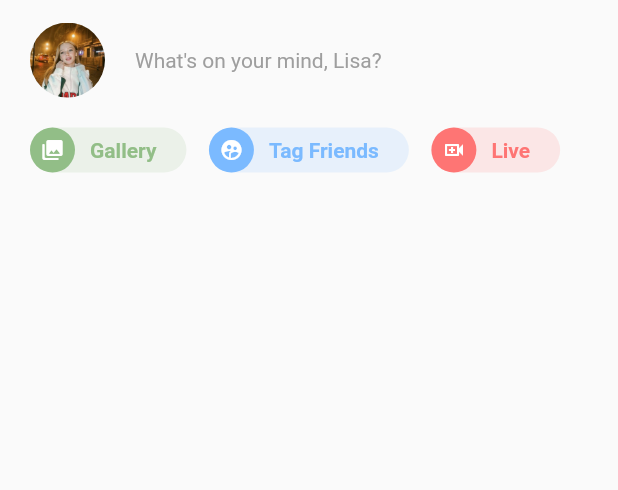
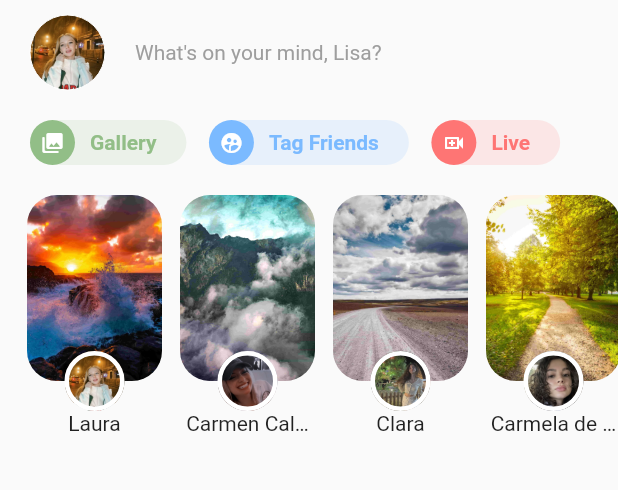
Before and after one commit to AleynDev/facebook-ui, a Flutter app: the screen it shows after launch, on a phone screen of 412 x 824 dp, the part 84-574 px from its top. Run offline on Flutter 3.47's test engine with Material 2 defaults, Android fonts, the phone set to English and light mode, and no system bars; our stand-ins replace device_preview, flutter_svg.

Commit message:
add stories widget

```diff
--- a/lib/facebook_ui.dart
+++ b/lib/facebook_ui.dart
@@ -1,5 +1,6 @@
 import 'package:facebook_ui/widget/circle_button.dart';
 import 'package:facebook_ui/widget/quick_actions.dart';
+import 'package:facebook_ui/widget/stories.dart';
 import 'package:facebook_ui/widget/what_is_on_your_mind.dart';
 import 'package:flutter/material.dart';
 import 'package:flutter/services.dart';
@@ -46,17 +47,20 @@ class FacebookUi extends StatelessWidget {
         ],
       ),
       body: ListView(
-        padding: const EdgeInsets.symmetric(
-          horizontal: 20,
-        ).copyWith(
-          top: 15,
-        ),
+        // padding: const EdgeInsets.symmetric(
+        //   horizontal: 20,
+        // ).copyWith(
+        //   top: 15,
+        // ),
         children: const [
+          SizedBox(height: 10),
           WhatIsOnYourMind(
             userName: 'Lisa',
           ),
           SizedBox(height: 20),
-          QuickActions()
+          QuickActions(),
+          SizedBox(height: 20),
+          Stories(),
         ],
       ),
     );
--- /dev/null
+++ b/lib/models/story.dart
@@ -0,0 +1,11 @@
+class Story {
+  final String bg;
+  final String avatar;
+  final String username;
+
+  Story({
+    required this.bg,
+    required this.avatar,
+    required this.username,
+  });
+}
--- a/lib/widget/avatar.dart
+++ b/lib/widget/avatar.dart
@@ -3,37 +3,40 @@ import 'package:flutter/material.dart';
 class Avatar extends StatelessWidget {
   final double size;
   final String asset;
+  final double borderWidth;
 
   const Avatar({
     super.key,
     required this.size,
     required this.asset,
+    this.borderWidth = 0,
   });
 
   @override
   Widget build(BuildContext context) {
-    return Center(
-      child: ClipRRect(
-        borderRadius: BorderRadius.circular(size * 0.5),
-        child: Image.asset(
-          asset,
-          width: size,
-          height: size,
-
-        ),
-      ),
-    );
-
-    // return Container(
-    //   width: size,
-    //   height: size,
-    //   decoration: BoxDecoration(
-    //     shape: BoxShape.circle,
-    //     image: DecorationImage(
-    //       image: AssetImage(asset),
-    //       fit: BoxFit.contain
+    // return Center(
+    //   child: ClipRRect(
+    //     borderRadius: BorderRadius.circular(size * 0.5),
+    //     child: Image.asset(
+    //       asset,
+    //       width: size,
+    //       height: size,
+    //
     //     ),
     //   ),
     // );
+
+    return Container(
+      width: size,
+      height: size,
+      decoration: BoxDecoration(
+        shape: BoxShape.circle,
+        border: Border.all(
+          width: borderWidth,
+          color: Colors.white,
+        ),
+        image: DecorationImage(image: AssetImage(asset), fit: BoxFit.contain),
+      ),
+    );
   }
 }
--- a/lib/widget/quick_actions.dart
+++ b/lib/widget/quick_actions.dart
@@ -7,11 +7,14 @@ class QuickActions extends StatelessWidget {
   @override
   Widget build(BuildContext context) {
     return SafeArea(
-
       // El widget FittedBox escala el contenido dependiendo de la pantalla
       // donde se renderice, con la propiedad fit, podemos elegir la forma de
       // renderizado. En este caso scaleDown solo actúa cuando tenemos error
       // de overflow, sino, mantiene la relación de aspecto original.
+      child: Padding(
+        padding: const EdgeInsets.symmetric(
+          horizontal: 20,
+        ),
         child: FittedBox(
           fit: BoxFit.scaleDown,
           alignment: Alignment.centerLeft,
@@ -35,6 +38,7 @@ class QuickActions extends StatelessWidget {
                 color: Color(0xfffe7574),
               ),
             ],
+          ),
         ),
       ),
     );
--- /dev/null
+++ b/lib/widget/stories.dart
@@ -0,0 +1,103 @@
+import 'package:facebook_ui/models/story.dart';
+import 'package:facebook_ui/widget/avatar.dart';
+import 'package:flutter/material.dart';
+
+final _stories = [
+  Story(
+    bg: 'assets/wallpapers/1.jpeg',
+    avatar: 'assets/users/1.jpg',
+    username: 'Laura',
+  ),
+  Story(
+    bg: 'assets/wallpapers/2.jpeg',
+    avatar: 'assets/users/2.jpg',
+    username: 'Carmen Calvo',
+  ),
+  Story(
+    bg: 'assets/wallpapers/3.jpeg',
+    avatar: 'assets/users/3.jpg',
+    username: 'Clara',
+  ),
+  Story(
+    bg: 'assets/wallpapers/4.jpeg',
+    avatar: 'assets/users/4.jpg',
+    username: 'Carmela de la Vega de la Rosa',
+  ),
+  Story(
+    bg: 'assets/wallpapers/5.jpeg',
+    avatar: 'assets/users/5.jpg',
+    username: 'Manuel',
+  ),
+];
+
+class Stories extends StatelessWidget {
+  const Stories({Key? key}) : super(key: key);
+
+  @override
+  Widget build(BuildContext context) {
+    return SizedBox(
+      height: 160,
+      child: ListView.builder(
+        scrollDirection: Axis.horizontal,
+        itemBuilder: (_, index) {
+          final story = _stories[index];
+          return Container(
+            height: 160,
+            width: 90,
+            margin: EdgeInsets.only(
+              left: index == 0 ? 18 : 0,
+              right: 12,
+            ),
+            child: Column(
+              children: [
+                Expanded(
+                  child: Stack(
+                    alignment: Alignment.bottomCenter,
+                    children: [
+                      Positioned(
+                        top: 0,
+                        left: 0,
+                        right: 0,
+                        bottom: 20,
+                        child: Container(
+                          // width: 80,
+                          // height: 130,
+                          decoration: BoxDecoration(
+                            borderRadius: BorderRadius.circular(20),
+                            image: DecorationImage(
+                              image: AssetImage(story.bg),
+                              fit: BoxFit
+                                  .cover, // Escala la imagen sin deformarla
+                            ),
+                          ),
+                        ),
+                      ),
+                      Positioned(
+                        bottom: 0,
+                        child: Avatar(
+                          size: 40,
+                          asset: story.avatar,
+                          borderWidth: 3,
+                        ),
+                      ),
+                    ],
+                  ),
+                ),
+                SizedBox(
+                  width: 85,
+                  child: Text(
+                    story.username,
+                    maxLines: 1,
+                    overflow: TextOverflow.ellipsis,
+                    textAlign: TextAlign.center,
+                  ),
+                ),
+              ],
+            ),
+          );
+        },
+        itemCount: _stories.length,
+      ),
+    );
+  }
+}
--- a/lib/widget/what_is_on_your_mind.dart
+++ b/lib/widget/what_is_on_your_mind.dart
@@ -12,7 +12,11 @@ class WhatIsOnYourMind extends StatelessWidget {
 
   @override
   Widget build(BuildContext context) {
-    return Row(
+    return Padding(
+      padding: const EdgeInsets.symmetric(
+        horizontal: 20,
+      ),
+      child: Row(
         children: [
           const Avatar(
             size: 50,
@@ -26,6 +30,7 @@ class WhatIsOnYourMind extends StatelessWidget {
             ),
           ),
         ],
+      ),
     );
   }
 }
```
Lines whose indentation alone changed are shown as unchanged.
